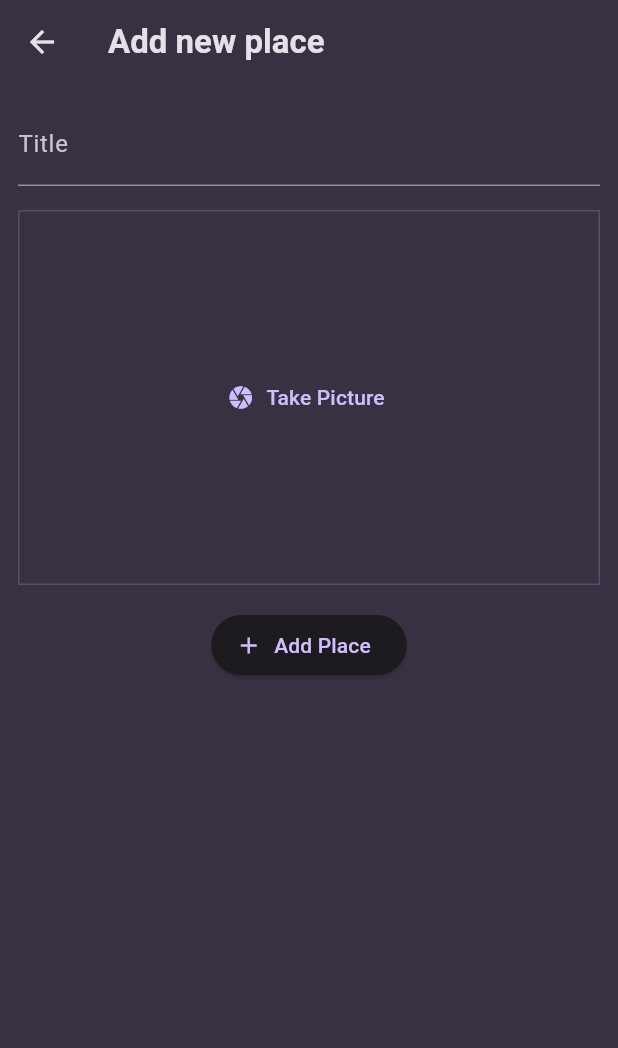
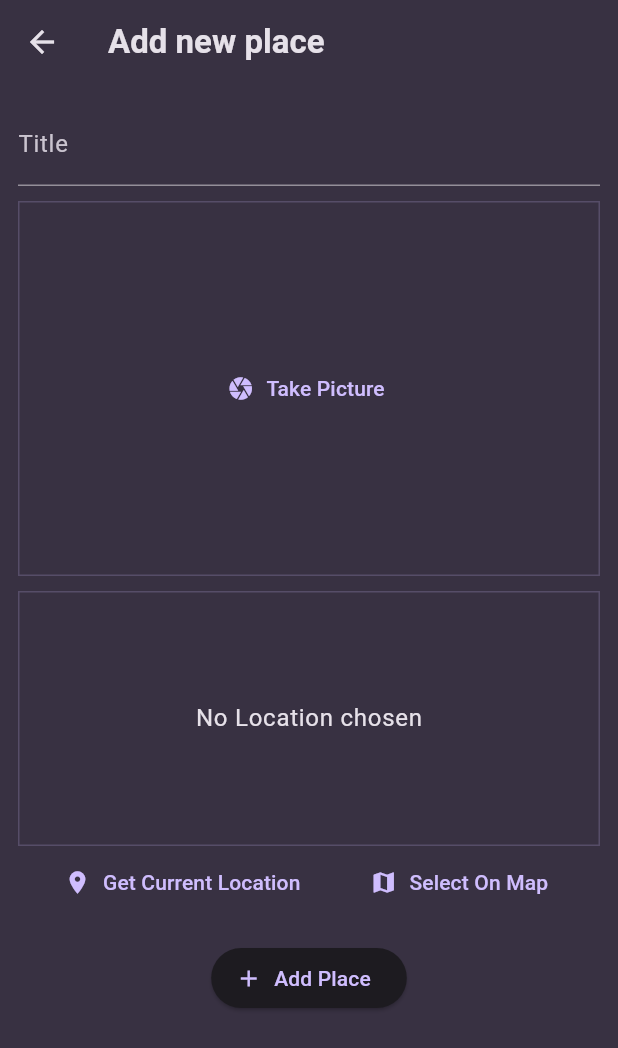
Before and after one commit to Alex228q/fav_places, a Flutter app: the AddPlaceScreen screen opened directly, after a tap on "Add Place", on a phone screen of 412 x 824 dp. Shown: the top 1048 px of the screen. Run offline on Flutter 3.47's test engine with Material 3 defaults, Android fonts, the phone set to English and light mode, and no system bars; our stand-ins replace flutter_riverpod, google_fonts, image_picker.

Commit message:
update02_10

```diff
--- a/lib/models/place.dart
+++ b/lib/models/place.dart
@@ -1,9 +1,12 @@
+import 'dart:io';
+
 import 'package:uuid/uuid.dart';
 
 const uuid = Uuid();
 
 class Place {
-  Place({required this.title}) : id = uuid.v4();
+  Place({required this.title, required this.image}) : id = uuid.v4();
   String title;
   String id;
+  File image;
 }
--- a/lib/providers/user_places.dart
+++ b/lib/providers/user_places.dart
@@ -1,11 +1,13 @@
+import 'dart:io';
+
 import 'package:favorite_places/models/place.dart';
 import 'package:flutter_riverpod/flutter_riverpod.dart';
 
 class UserPlacesNotifire extends StateNotifier<List<Place>> {
   UserPlacesNotifire() : super(const []);
 
-  void addPlace(String title) {
-    final newPlace = Place(title: title);
+  void addPlace(String title, File image) {
+    final newPlace = Place(title: title, image: image);
     state = [...state, newPlace];
   }
 }
--- a/lib/screens/add_place_screen.dart
+++ b/lib/screens/add_place_screen.dart
@@ -1,5 +1,8 @@
+import 'dart:io';
+
 import 'package:favorite_places/providers/user_places.dart';
 import 'package:favorite_places/widgets/image_input.dart';
+import 'package:favorite_places/widgets/location_input.dart';
 import 'package:flutter/material.dart';
 import 'package:flutter_riverpod/flutter_riverpod.dart';
 
@@ -12,6 +15,7 @@ class AddPlaceScreen extends ConsumerStatefulWidget {
 
 class _AddPlaceScreenState extends ConsumerState<AddPlaceScreen> {
   final _titleController = TextEditingController();
+  File? _selectedImage;
 
   @override
   void dispose() {
@@ -21,10 +25,12 @@ class _AddPlaceScreenState extends ConsumerState<AddPlaceScreen> {
 
   void _savePlace() {
     final enteredTitle = _titleController.text;
-    if (enteredTitle.isEmpty) {
+    if (enteredTitle.isEmpty || _selectedImage == null) {
       return;
     }
-    ref.read(userPlacesProvider.notifier).addPlace(enteredTitle);
+    ref
+        .read(userPlacesProvider.notifier)
+        .addPlace(enteredTitle, _selectedImage!);
     Navigator.of(context).pop();
   }
 
@@ -43,8 +49,14 @@ class _AddPlaceScreenState extends ConsumerState<AddPlaceScreen> {
               controller: _titleController,
               decoration: const InputDecoration(labelText: 'Title'),
             ),
-            const SizedBox(height: 16),
-            const ImageInput(),
+            const SizedBox(height: 10),
+            ImageInput(
+              onPickImage: (image) {
+                _selectedImage = image;
+              },
+            ),
+            const SizedBox(height: 10),
+            const LocationInput(),
             const SizedBox(height: 16),
             ElevatedButton.icon(
               onPressed: _savePlace,
--- a/lib/widgets/image_input.dart
+++ b/lib/widgets/image_input.dart
@@ -4,7 +4,9 @@ import 'package:flutter/material.dart';
 import 'package:image_picker/image_picker.dart';
 
 class ImageInput extends StatefulWidget {
-  const ImageInput({super.key});
+  const ImageInput({super.key, required this.onPickImage});
+
+  final void Function(File image) onPickImage;
 
   @override
   State<ImageInput> createState() => _ImageInputState();
@@ -26,6 +28,8 @@ class _ImageInputState extends State<ImageInput> {
     setState(() {
       _selectedImage = File(pickedImage.path);
     });
+
+    widget.onPickImage(_selectedImage!);
   }
 
   @override
--- /dev/null
+++ b/lib/widgets/location_input.dart
@@ -0,0 +1,51 @@
+import 'package:flutter/material.dart';
+
+class LocationInput extends StatefulWidget {
+  const LocationInput({super.key});
+
+  @override
+  State<LocationInput> createState() => _LocationInputState();
+}
+
+class _LocationInputState extends State<LocationInput> {
+  @override
+  Widget build(BuildContext context) {
+    return Column(
+      children: [
+        Container(
+          alignment: Alignment.center,
+          height: 170,
+          width: double.infinity,
+          decoration: BoxDecoration(
+            border: Border.all(
+              width: 1,
+              color: Theme.of(context).colorScheme.primary.withOpacity(0.2),
+            ),
+          ),
+          child: Text(
+            'No Location chosen',
+            style: Theme.of(context)
+                .textTheme
+                .bodyLarge!
+                .copyWith(color: Theme.of(context).colorScheme.onSurface),
+          ),
+        ),
+        Row(
+          mainAxisAlignment: MainAxisAlignment.spaceEvenly,
+          children: [
+            TextButton.icon(
+              onPressed: () {},
+              label: const Text('Get Current Location'),
+              icon: const Icon(Icons.location_on),
+            ),
+            TextButton.icon(
+              onPressed: () {},
+              label: const Text('Select On Map'),
+              icon: const Icon(Icons.map),
+            ),
+          ],
+        )
+      ],
+    );
+  }
+}
--- a/pubspec.yaml
+++ b/pubspec.yaml
@@ -12,6 +12,7 @@ dependencies:
   flutter_riverpod: ^2.5.1
   google_fonts: ^6.2.1
   image_picker: ^1.1.2
+  location: ^6.0.2
   uuid: ^4.5.1
 
 dev_dependencies:
```
Also changed, not shown: lib/screens/place_detail_screen.dart (+9 -7 lines), lib/widgets/places_list.dart (+8 -1 lines), pubspec.lock, 1 other file.
